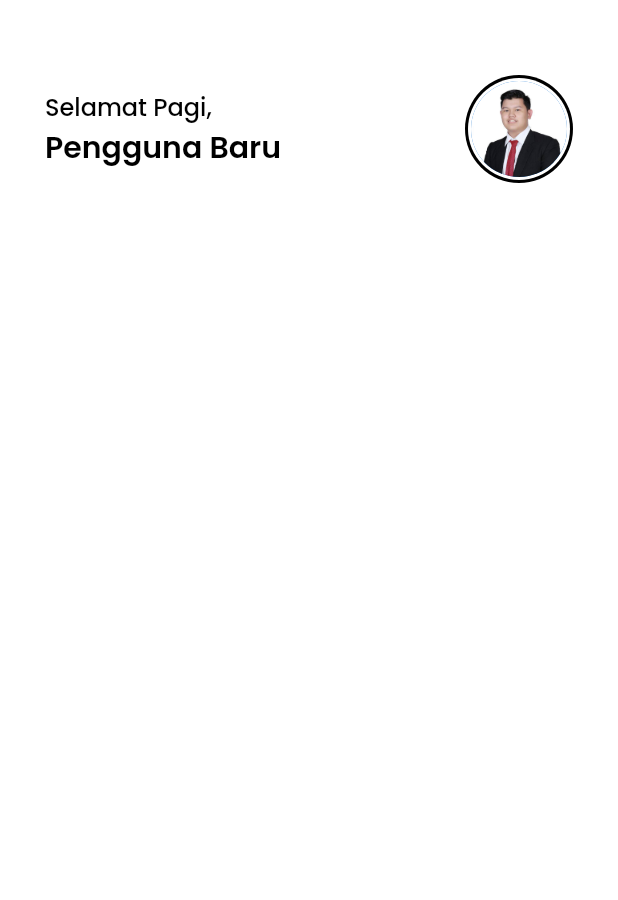
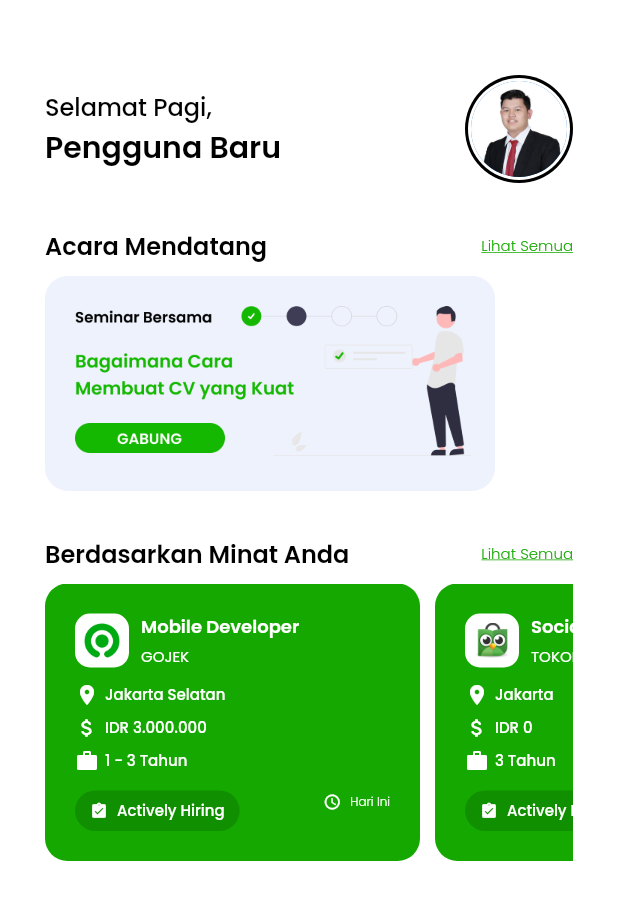
Before and after one commit to HarunNurahman/ghawe, a Flutter app: the HomePage screen opened directly, on a phone screen of 412 x 824 dp. Shown: the top 900 px of the screen. Run offline on Flutter 3.47's test engine with Material 2 defaults, Android fonts, the phone set to English and light mode, and no system bars; our stand-ins replace get, google_fonts, introduction_screen.

Commit message:
Slicing UI Home Page, New Assets and Dependencies

```diff
--- a/lib/pages/home_page.dart
+++ b/lib/pages/home_page.dart
@@ -1,9 +1,11 @@
 import 'package:flutter/material.dart';
+import 'package:ghawe/pages/widgets/recommended_job_card.dart';
 import 'package:ghawe/shared/style.dart';
 
 class HomePage extends StatelessWidget {
   const HomePage({Key? key}) : super(key: key);
 
+  // Greeting timer
   String greeting() {
     var hour = DateTime.now().hour;
     if (hour < 12) {
@@ -17,9 +19,12 @@ class HomePage extends StatelessWidget {
 
   @override
   Widget build(BuildContext context) {
+    // header widget
+    Widget _header() {
       // greeting message widget
       Widget _greeting() {
-      return Column(
+        return Expanded(
+          child: Column(
             crossAxisAlignment: CrossAxisAlignment.start,
             children: [
               Text(
@@ -33,24 +38,20 @@ class HomePage extends StatelessWidget {
               Text(
                 'Pengguna Baru',
                 overflow: TextOverflow.ellipsis,
-            maxLines: 1,
+                maxLines: 2,
                 style: blackTextStyle.copyWith(
                   fontSize: 20,
                   fontWeight: semiBold,
                 ),
               )
             ],
+          ),
         );
       }
 
-    // header widget
-    Widget _header() {
-      return Row(
-        mainAxisAlignment: MainAxisAlignment.spaceBetween,
-        children: [
-          _greeting(),
-          // Profile Picture
-          CircleAvatar(
+      // profile picture widget
+      Widget _profilePic() {
+        return CircleAvatar(
           radius: 36,
           backgroundColor: kBlackColor,
           child: CircleAvatar(
@@ -63,16 +64,132 @@ class HomePage extends StatelessWidget {
               ),
             ),
           ),
-          ),
+        );
+      }
+
+      return Row(
+        mainAxisAlignment: MainAxisAlignment.spaceBetween,
+        children: [
+          _greeting(),
+          _profilePic(),
         ],
       );
     }
 
     // body content widget
     Widget _body() {
+      // Upcoming event widget
+      Widget _upcomingEvent() {
         return Column(
           crossAxisAlignment: CrossAxisAlignment.start,
-        children: [],
+          children: [
+            Row(
+              mainAxisAlignment: MainAxisAlignment.spaceBetween,
+              children: [
+                Text(
+                  'Acara Mendatang',
+                  style: blackTextStyle.copyWith(
+                    fontSize: 16,
+                    fontWeight: semiBold,
+                  ),
+                ),
+                Text(
+                  'Lihat Semua',
+                  style: primaryTextStyle.copyWith(
+                    fontSize: 10,
+                    fontWeight: light,
+                    decoration: TextDecoration.underline,
+                  ),
+                )
+              ],
+            ),
+            const SizedBox(height: 8),
+            // event banner row
+            SingleChildScrollView(
+              scrollDirection: Axis.horizontal,
+              child: Row(
+                children: [
+                  Container(
+                    margin: const EdgeInsets.only(right: 16),
+                    child: Image.asset(
+                      'assets/images/img_event.png',
+                      width: 300,
+                    ),
+                  ),
+                ],
+              ),
+            )
+          ],
+        );
+      }
+
+      // Recommended job widget
+      Widget _recommendedJob() {
+        return Column(
+          crossAxisAlignment: CrossAxisAlignment.start,
+          children: [
+            Row(
+              mainAxisAlignment: MainAxisAlignment.spaceBetween,
+              children: [
+                Text(
+                  'Berdasarkan Minat Anda',
+                  style: blackTextStyle.copyWith(
+                    fontSize: 16,
+                    fontWeight: semiBold,
+                  ),
+                ),
+                Text(
+                  'Lihat Semua',
+                  style: primaryTextStyle.copyWith(
+                    fontSize: 10,
+                    fontWeight: light,
+                    decoration: TextDecoration.underline,
+                  ),
+                ),
+              ],
+            ),
+            const SizedBox(height: 8),
+            // Recommended job banner
+            SingleChildScrollView(
+              scrollDirection: Axis.horizontal,
+              child: Row(
+                children: const [
+                  RecommendedJobCard(
+                    jobTitle: 'Mobile Developer',
+                    company: 'Gojek',
+                    salary: 3000000,
+                    imgUrl: 'assets/images/img_gojek.png',
+                    location: 'Jakarta Selatan',
+                    experience: '1 - 3 Tahun',
+                  ),
+                  RecommendedJobCard(
+                    jobTitle: 'Social Media Marketing',
+                    company: 'Tokopedia',
+                    imgUrl: 'assets/images/img_tokopedia.png',
+                    location: 'Jakarta',
+                    experience: '3 Tahun',
+                  ),
+                  RecommendedJobCard(
+                    jobTitle: 'Internship Program',
+                    company: 'Alphabet Inc.',
+                    imgUrl: 'assets/images/img_google.png',
+                    location: 'Tangerang',
+                    experience: '< 1 Tahun',
+                  )
+                ],
+              ),
+            )
+          ],
+        );
+      }
+
+      return Column(
+        crossAxisAlignment: CrossAxisAlignment.start,
+        children: [
+          _upcomingEvent(),
+          SizedBox(height: defaultMargin),
+          _recommendedJob()
+        ],
       );
     }
 
@@ -87,7 +204,6 @@ class HomePage extends StatelessWidget {
               top: defaultMargin + 20,
               bottom: defaultMargin,
             ),
-            child: Expanded(
             child: Column(
               crossAxisAlignment: CrossAxisAlignment.start,
               children: [
@@ -99,7 +215,6 @@ class HomePage extends StatelessWidget {
           ),
         ),
       ),
-      ),
     );
   }
 }
--- /dev/null
+++ b/lib/pages/widgets/recommended_job_card.dart
@@ -0,0 +1,205 @@
+import 'package:flutter/material.dart';
+import 'package:ghawe/shared/style.dart';
+import 'package:intl/intl.dart';
+
+class RecommendedJobCard extends StatelessWidget {
+  final String? jobTitle;
+  final String? company;
+  final String? imgUrl;
+  final String? location;
+  final int? salary;
+  final String? experience;
+  final String? lastUpdate;
+
+  const RecommendedJobCard({
+    Key? key,
+    required this.jobTitle,
+    required this.company,
+    required this.imgUrl,
+    required this.location,
+    this.salary = 0,
+    required this.experience,
+    this.lastUpdate = 'Hari Ini',
+  }) : super(key: key);
+
+  @override
+  Widget build(BuildContext context) {
+    return Container(
+      width: 250,
+      margin: const EdgeInsets.only(right: 10),
+      padding: EdgeInsets.all(defaultMargin - 10),
+      decoration: BoxDecoration(
+        color: kPrimaryColor,
+        borderRadius: BorderRadius.circular(defaultRadius + 5),
+      ),
+      child: Column(
+        crossAxisAlignment: CrossAxisAlignment.start,
+        children: [
+          Row(
+            children: [
+              // company logo
+              Container(
+                width: 36,
+                height: 36,
+                padding: const EdgeInsets.all(6),
+                decoration: BoxDecoration(
+                  color: kWhiteColor,
+                  borderRadius: BorderRadius.circular(
+                    defaultRadius,
+                  ),
+                ),
+                child: Image.asset(imgUrl!),
+              ),
+              const SizedBox(width: 8),
+              // title (company name, job title)
+              Expanded(
+                child: Column(
+                  crossAxisAlignment: CrossAxisAlignment.start,
+                  children: [
+                    // job title
+                    Text(
+                      jobTitle!,
+                      maxLines: 1,
+                      overflow: TextOverflow.ellipsis,
+                      style: whiteTextStyle.copyWith(
+                        fontSize: 12,
+                        fontWeight: semiBold,
+                      ),
+                    ),
+                    const SizedBox(height: 3),
+                    // company
+                    Text(
+                      company!.toUpperCase(),
+                      style: whiteTextStyle.copyWith(
+                        fontSize: 10,
+                      ),
+                    )
+                  ],
+                ),
+              )
+            ],
+          ),
+          SizedBox(height: defaultMargin - 20),
+          // job location
+          Row(
+            children: [
+              Icon(
+                Icons.location_on,
+                size: 16,
+                color: kWhiteColor,
+              ),
+              const SizedBox(width: 4),
+              Text(
+                location!,
+                style: whiteTextStyle.copyWith(
+                  fontSize: 10,
+                  fontWeight: medium,
+                ),
+              )
+            ],
+          ),
+          const SizedBox(height: 6),
+          // salary
+          Row(
+            children: [
+              Icon(
+                Icons.attach_money_rounded,
+                size: 16,
+                color: kWhiteColor,
+              ),
+              const SizedBox(width: 4),
+              Text(
+                NumberFormat.currency(
+                  locale: 'id_ID',
+                  symbol: 'IDR ',
+                  decimalDigits: 0,
+                ).format(
+                  salary,
+                ),
+                style: whiteTextStyle.copyWith(
+                  fontSize: 10,
+                  fontWeight: medium,
+                ),
+              )
+            ],
+          ),
+          const SizedBox(height: 6),
+          // experience
+          Row(
+            children: [
+              Icon(
+                Icons.work,
+                size: 16,
+                color: kWhiteColor,
+              ),
+              const SizedBox(width: 4),
+              Text(
+                experience!,
+                style: whiteTextStyle.copyWith(
+                  fontSize: 10,
+                  fontWeight: medium,
+                ),
+              )
+            ],
+          ),
+          // footer (hiring status, last update)
+          Row(
+            mainAxisAlignment: MainAxisAlignment.spaceBetween,
+            children: [
+              Container(
+                padding: const EdgeInsets.symmetric(
+                  vertical: 6,
+                  horizontal: 10,
+                ),
+                margin: const EdgeInsets.only(
+                  right: 16,
+                  top: 12,
+                ),
+                decoration: BoxDecoration(
+                  borderRadius: BorderRadius.circular(
+                    defaultRadius + 10,
+                  ),
+                  color: kGreenColor,
+                ),
+                child: Row(
+                  children: [
+                    Icon(
+                      Icons.assignment_turned_in,
+                      size: 12,
+                      color: kWhiteColor,
+                    ),
+                    const SizedBox(width: 6),
+                    Text(
+                      'Actively Hiring',
+                      style: whiteTextStyle.copyWith(
+                        fontSize: 10,
+                        fontWeight: medium,
+                      ),
+                    )
+                  ],
+                ),
+              ),
+              Row(
+                children: [
+                  Icon(
+                    Icons.access_time,
+                    size: 12,
+                    color: kWhiteColor,
+                  ),
+                  const SizedBox(width: 6),
+                  Text(
+                    lastUpdate!,
+                    style: whiteTextStyle.copyWith(
+                      fontSize: 8,
+                      fontWeight: light,
+                    ),
+                  )
+                ],
+              )
+            ],
+          )
+        ],
+      ),
+    );
+  }
+}
--- a/pubspec.yaml
+++ b/pubspec.yaml
@@ -32,6 +32,7 @@ dependencies:
     sdk: flutter
   get: ^4.6.5
   google_fonts: ^3.0.1
+  intl: ^0.17.0
   introduction_screen: ^3.0.2
 
 dev_dependencies:
```
Also changed, not shown: assets/images/img_amazon.png (added), assets/images/img_event.png (added), assets/images/img_gojek.png (added), assets/images/img_google.png (added), assets/images/img_grab.png (added), assets/images/img_grab2.png (added), assets/images/img_netflix.png (added), assets/images/img_tokopedia.png (added), pubspec.lock. Lines whose indentation alone changed are shown as unchanged.
